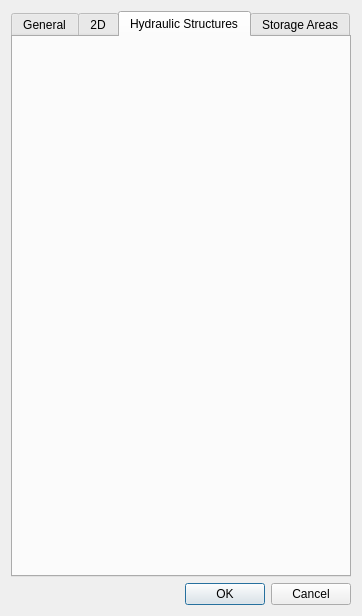
Qt form rivergis/ui/ui_importDataIntoRasTables.ui (erpas/rgis) before a commit.
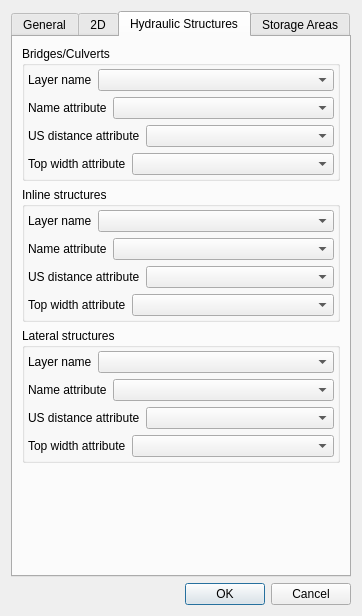
The same form after that commit. The open tabs and pages were chosen to show the change.

Commit message: add: import hydraulic structures

Patch:
```diff
--- a/rivergis/ui/ui_importDataIntoRasTables.ui
+++ b/rivergis/ui/ui_importDataIntoRasTables.ui
@@ -522,7 +522,369 @@
       </attribute>
       <layout class="QGridLayout" name="gridLayout_3">
        <item row="0" column="0">
-        <layout class="QVBoxLayout" name="verticalLayout_2"/>
+        <layout class="QVBoxLayout" name="verticalLayout_2">
+         <item>
+          <widget class="QGroupBox" name="groupBox_4">
+           <property name="title">
+            <string>Bridges/Culverts</string>
+           </property>
+           <layout class="QGridLayout" name="gridLayout_8">
+            <property name="margin">
+             <number>3</number>
+            </property>
+            <item row="0" column="0">
+             <layout class="QVBoxLayout" name="verticalLayout_7">
+              <property name="topMargin">
+               <number>0</number>
+              </property>
+              <property name="bottomMargin">
+               <number>0</number>
+              </property>
+              <item>
+               <layout class="QHBoxLayout" name="horizontalLayout_2">
+                <property name="topMargin">
+                 <number>0</number>
+                </property>
+                <item>
+                 <widget class="QLabel" name="label_19">
+                  <property name="text">
+                   <string>Layer name</string>
+                  </property>
+                 </widget>
+                </item>
+                <item>
+                 <widget class="QComboBox" name="cboBridgesLayer">
+                  <property name="sizePolicy">
+                   <sizepolicy hsizetype="MinimumExpanding" vsizetype="Fixed">
+                    <horstretch>0</horstretch>
+                    <verstretch>0</verstretch>
+                   </sizepolicy>
+                  </property>
+                 </widget>
+                </item>
+               </layout>
+              </item>
+              <item>
+               <layout class="QHBoxLayout" name="horizontalLayout_15">
+                <property name="topMargin">
+                 <number>0</number>
+                </property>
+                <item>
+                 <widget class="QLabel" name="label_20">
+                  <property name="text">
+                   <string>Name attribute</string>
+                  </property>
+                 </widget>
+                </item>
+                <item>
+                 <widget class="QComboBox" name="cboBridgesName">
+                  <property name="sizePolicy">
+                   <sizepolicy hsizetype="MinimumExpanding" vsizetype="Fixed">
+                    <horstretch>0</horstretch>
+                    <verstretch>0</verstretch>
+                   </sizepolicy>
+                  </property>
+                 </widget>
+                </item>
+               </layout>
+              </item>
+              <item>
+               <layout class="QHBoxLayout" name="horizontalLayout_16">
+                <property name="topMargin">
+                 <number>0</number>
+                </property>
+                <item>
+                 <widget class="QLabel" name="label_21">
+                  <property name="text">
+                   <string>US distance attribute</string>
+                  </property>
+                 </widget>
+                </item>
+                <item>
+                 <widget class="QComboBox" name="cboBridgesUsDist">
+                  <property name="sizePolicy">
+                   <sizepolicy hsizetype="MinimumExpanding" vsizetype="Fixed">
+                    <horstretch>0</horstretch>
+                    <verstretch>0</verstretch>
+                   </sizepolicy>
+                  </property>
+                 </widget>
+                </item>
+               </layout>
+              </item>
+              <item>
+               <layout class="QHBoxLayout" name="horizontalLayout_17">
+                <property name="topMargin">
+                 <number>0</number>
+                </property>
+                <item>
+                 <widget class="QLabel" name="label_22">
+                  <property name="text">
+                   <string>Top width attribute</string>
+                  </property>
+                 </widget>
+                </item>
+                <item>
+                 <widget class="QComboBox" name="cboBridgesTopWidth">
+                  <property name="sizePolicy">
+                   <sizepolicy hsizetype="MinimumExpanding" vsizetype="Fixed">
+                    <horstretch>0</horstretch>
+                    <verstretch>0</verstretch>
+                   </sizepolicy>
+                  </property>
+                 </widget>
+                </item>
+               </layout>
+              </item>
+             </layout>
+            </item>
+           </layout>
+          </widget>
+         </item>
+        </layout>
+       </item>
+       <item row="3" column="0">
+        <spacer name="verticalSpacer_2">
+         <property name="orientation">
+          <enum>Qt::Vertical</enum>
+         </property>
+         <property name="sizeHint" stdset="0">
+          <size>
+           <width>20</width>
+           <height>40</height>
+          </size>
+         </property>
+        </spacer>
+       </item>
+       <item row="1" column="0">
+        <widget class="QGroupBox" name="groupBox_5">
+         <property name="title">
+          <string>Inline structures</string>
+         </property>
+         <layout class="QGridLayout" name="gridLayout_9">
+          <property name="margin">
+           <number>3</number>
+          </property>
+          <item row="0" column="0">
+           <layout class="QVBoxLayout" name="verticalLayout_8">
+            <property name="bottomMargin">
+             <number>0</number>
+            </property>
+            <item>
+             <layout class="QHBoxLayout" name="horizontalLayout_18">
+              <property name="topMargin">
+               <number>0</number>
+              </property>
+              <item>
+               <widget class="QLabel" name="label_23">
+                <property name="text">
+                 <string>Layer name</string>
+                </property>
+               </widget>
+              </item>
+              <item>
+               <widget class="QComboBox" name="cboInlineStrLayer">
+                <property name="sizePolicy">
+                 <sizepolicy hsizetype="MinimumExpanding" vsizetype="Fixed">
+                  <horstretch>0</horstretch>
+                  <verstretch>0</verstretch>
+                 </sizepolicy>
+                </property>
+               </widget>
+              </item>
+             </layout>
+            </item>
+            <item>
+             <layout class="QHBoxLayout" name="horizontalLayout_19">
+              <property name="topMargin">
+               <number>0</number>
+              </property>
+              <item>
+               <widget class="QLabel" name="label_24">
+                <property name="text">
+                 <string>Name attribute</string>
+                </property>
+               </widget>
+              </item>
+              <item>
+               <widget class="QComboBox" name="cboInlineStrName">
+                <property name="sizePolicy">
+                 <sizepolicy hsizetype="MinimumExpanding" vsizetype="Fixed">
+                  <horstretch>0</horstretch>
+                  <verstretch>0</verstretch>
+                 </sizepolicy>
+                </property>
+               </widget>
+              </item>
+             </layout>
+            </item>
+            <item>
+             <layout class="QHBoxLayout" name="horizontalLayout_20">
+              <property name="topMargin">
+               <number>0</number>
+              </property>
+              <item>
+               <widget class="QLabel" name="label_25">
+                <property name="text">
+                 <string>US distance attribute</string>
+                </property>
+               </widget>
+              </item>
+              <item>
+               <widget class="QComboBox" name="cboInlineStrUsDist">
+                <property name="sizePolicy">
+                 <sizepolicy hsizetype="MinimumExpanding" vsizetype="Fixed">
+                  <horstretch>0</horstretch>
+                  <verstretch>0</verstretch>
+                 </sizepolicy>
+                </property>
+               </widget>
+              </item>
+             </layout>
+            </item>
+            <item>
+             <layout class="QHBoxLayout" name="horizontalLayout_21">
+              <property name="topMargin">
+               <number>0</number>
+              </property>
+              <item>
+               <widget class="QLabel" name="label_26">
+                <property name="text">
+                 <string>Top width attribute</string>
+                </property>
+               </widget>
+              </item>
+              <item>
+               <widget class="QComboBox" name="cboInlineStrTopWidth">
+                <property name="sizePolicy">
+                 <sizepolicy hsizetype="MinimumExpanding" vsizetype="Fixed">
+                  <horstretch>0</horstretch>
+                  <verstretch>0</verstretch>
+                 </sizepolicy>
+                </property>
+               </widget>
+              </item>
+             </layout>
+            </item>
+           </layout>
+          </item>
+         </layout>
+        </widget>
+       </item>
+       <item row="2" column="0">
+        <widget class="QGroupBox" name="groupBox_6">
+         <property name="title">
+          <string>Lateral structures</string>
+         </property>
+         <layout class="QGridLayout" name="gridLayout_10">
+          <property name="margin">
+           <number>3</number>
+          </property>
+          <item row="0" column="0">
+           <layout class="QVBoxLayout" name="verticalLayout_9">
+            <property name="bottomMargin">
+             <number>0</number>
+            </property>
+            <item>
+             <layout class="QHBoxLayout" name="horizontalLayout_22">
+              <property name="topMargin">
+               <number>0</number>
+              </property>
+              <item>
+               <widget class="QLabel" name="label_27">
+                <property name="text">
+                 <string>Layer name</string>
+                </property>
+               </widget>
+              </item>
+              <item>
+               <widget class="QComboBox" name="cboLateralStrLayer">
+                <property name="sizePolicy">
+                 <sizepolicy hsizetype="MinimumExpanding" vsizetype="Fixed">
+                  <horstretch>0</horstretch>
+                  <verstretch>0</verstretch>
+                 </sizepolicy>
+                </property>
+               </widget>
+              </item>
+             </layout>
+            </item>
+            <item>
+             <layout class="QHBoxLayout" name="horizontalLayout_23">
+              <property name="topMargin">
+               <number>0</number>
+              </property>
+              <item>
+               <widget class="QLabel" name="label_28">
+                <property name="text">
+                 <string>Name attribute</string>
+                </property>
+               </widget>
+              </item>
+              <item>
+               <widget class="QComboBox" name="cboLateralStrName">
+                <property name="sizePolicy">
+                 <sizepolicy hsizetype="MinimumExpanding" vsizetype="Fixed">
+                  <horstretch>0</horstretch>
+                  <verstretch>0</verstretch>
+                 </sizepolicy>
+                </property>
+               </widget>
+              </item>
+             </layout>
+            </item>
+            <item>
+             <layout class="QHBoxLayout" name="horizontalLayout_24">
+              <property name="topMargin">
+               <number>0</number>
+              </property>
+              <item>
+               <widget class="QLabel" name="label_29">
+                <property name="text">
+                 <string>US distance attribute</string>
+                </property>
+               </widget>
+              </item>
+              <item>
+               <widget class="QComboBox" name="cboLateralStrUsDist">
+                <property name="sizePolicy">
+                 <sizepolicy hsizetype="MinimumExpanding" vsizetype="Fixed">
+                  <horstretch>0</horstretch>
+                  <verstretch>0</verstretch>
+                 </sizepolicy>
+                </property>
+               </widget>
+              </item>
+             </layout>
+            </item>
+            <item>
+             <layout class="QHBoxLayout" name="horizontalLayout_25">
+              <property name="topMargin">
+               <number>0</number>
+              </property>
+              <item>
+               <widget class="QLabel" name="label_30">
+                <property name="text">
+                 <string>Top width attribute</string>
+                </property>
+               </widget>
+              </item>
+              <item>
+               <widget class="QComboBox" name="cboLateralStrTopWidth">
+                <property name="sizePolicy">
+                 <sizepolicy hsizetype="MinimumExpanding" vsizetype="Fixed">
+                  <horstretch>0</horstretch>
+                  <verstretch>0</verstretch>
+                 </sizepolicy>
+                </property>
+               </widget>
+              </item>
+             </layout>
+            </item>
+           </layout>
+          </item>
+         </layout>
+        </widget>
        </item>
       </layout>
      </widget>
```
The commit also changes 19 other files.
